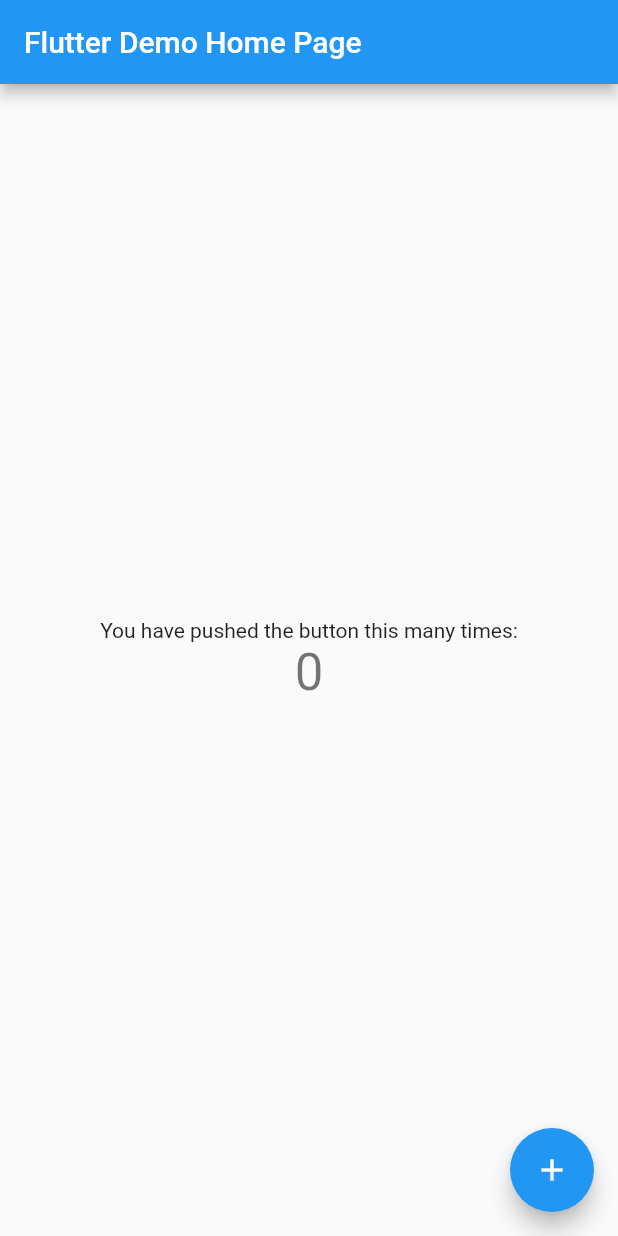
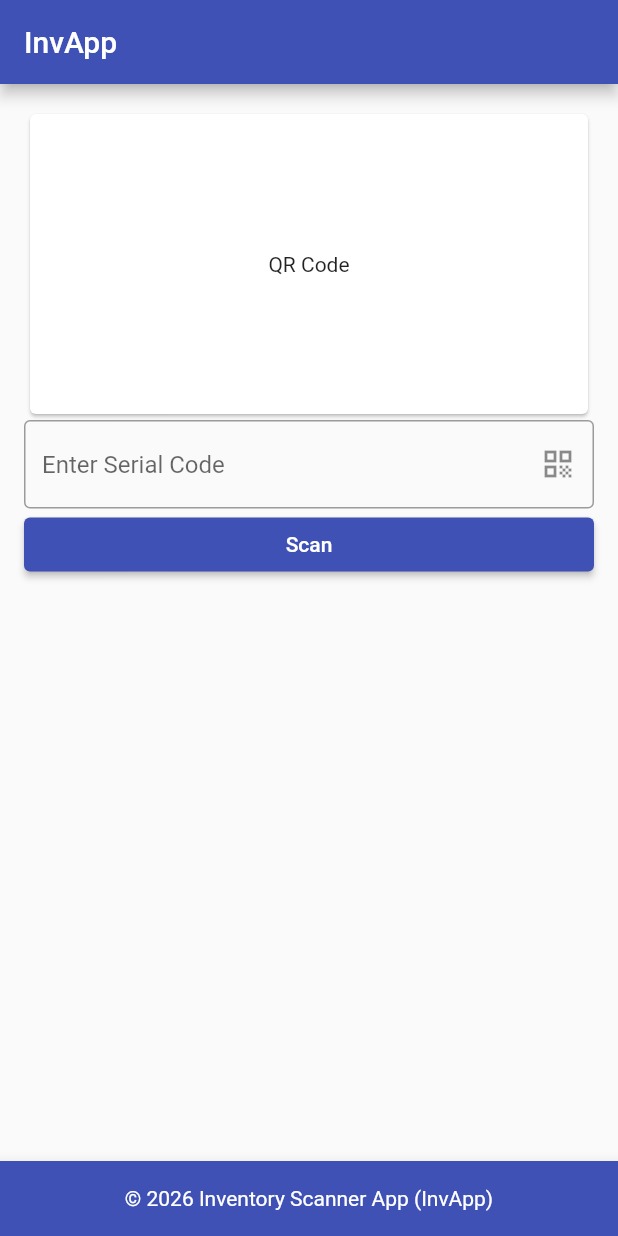
Before and after one commit to N3WJourney/ScannerApp, a Flutter app: the screen it shows after launch, on a phone screen of 412 x 824 dp. Run offline on Flutter 3.47's test engine with Material 2 defaults, Android fonts, the phone set to English and light mode, and no system bars.

Commit message:
scanner design lay out

```diff
--- a/scan_inv/lib/main.dart
+++ b/scan_inv/lib/main.dart
@@ -1,4 +1,5 @@
 import 'package:flutter/material.dart';
+import 'pages/home.dart';
 
 void main() {
   runApp(const MyApp());
@@ -11,7 +12,7 @@
   @override
   Widget build(BuildContext context) {
     return MaterialApp(
-      title: 'Flutter Demo',
+      title: 'Inventory Scanner',
       theme: ThemeData(
         // This is the theme of your application.
         //
@@ -22,94 +23,9 @@
         // or simply save your changes to "hot reload" in a Flutter IDE).
         // Notice that the counter didn't reset back to zero; the application
         // is not restarted.
-        primarySwatch: Colors.blue,
+        primarySwatch: Colors.indigo,
       ),
-      home: const MyHomePage(title: 'Flutter Demo Home Page'),
+      home: const MyHomePage(),
     );
   }
 }
-
-class MyHomePage extends StatefulWidget {
-  const MyHomePage({Key? key, required this.title}) : super(key: key);
-
-  // This widget is the home page of your application. It is stateful, meaning
-  // that it has a State object (defined below) that contains fields that affect
-  // how it looks.
-
-  // This class is the configuration for the state. It holds the values (in this
-  // case the title) provided by the parent (in this case the App widget) and
-  // used by the build method of the State. Fields in a Widget subclass are
-  // always marked "final".
-
-  final String title;
-
-  @override
-  State<MyHomePage> createState() => _MyHomePageState();
-}
-
-class _MyHomePageState extends State<MyHomePage> {
-  int _counter = 0;
-
-  void _incrementCounter() {
-    setState(() {
-      // This call to setState tells the Flutter framework that something has
-      // changed in this State, which causes it to rerun the build method below
-      // so that the display can reflect the updated values. If we changed
-      // _counter without calling setState(), then the build method would not be
-      // called again, and so nothing would appear to happen.
-      _counter++;
-    });
-  }
-
-  @override
-  Widget build(BuildContext context) {
-    // This method is rerun every time setState is called, for instance as done
-    // by the _incrementCounter method above.
-    //
-    // The Flutter framework has been optimized to make rerunning build methods
-    // fast, so that you can just rebuild anything that needs updating rather
-    // than having to individually change instances of widgets.
-    return Scaffold(
-      appBar: AppBar(
-        // Here we take the value from the MyHomePage object that was created by
-        // the App.build method, and use it to set our appbar title.
-        title: Text(widget.title),
-      ),
-      body: Center(
-        // Center is a layout widget. It takes a single child and positions it
-        // in the middle of the parent.
-        child: Column(
-          // Column is also a layout widget. It takes a list of children and
-          // arranges them vertically. By default, it sizes itself to fit its
-          // children horizontally, and tries to be as tall as its parent.
-          //
-          // Invoke "debug painting" (press "p" in the console, choose the
-          // "Toggle Debug Paint" action from the Flutter Inspector in Android
-          // Studio, or the "Toggle Debug Paint" command in Visual Studio Code)
-          // to see the wireframe for each widget.
-          //
-          // Column has various properties to control how it sizes itself and
-          // how it positions its children. Here we use mainAxisAlignment to
-          // center the children vertically; the main axis here is the vertical
-          // axis because Columns are vertical (the cross axis would be
-          // horizontal).
-          mainAxisAlignment: MainAxisAlignment.center,
-          children: <Widget>[
-            const Text(
-              'You have pushed the button this many times:',
-            ),
-            Text(
-              '$_counter',
-              style: Theme.of(context).textTheme.headline4,
-            ),
-          ],
-        ),
-      ),
-      floatingActionButton: FloatingActionButton(
-        onPressed: _incrementCounter,
-        tooltip: 'Increment',
-        child: const Icon(Icons.add),
-      ), // This trailing comma makes auto-formatting nicer for build methods.
-    );
-  }
-}
--- /dev/null
+++ b/scan_inv/lib/pages/home.dart
@@ -0,0 +1,37 @@
+import 'package:flutter/material.dart';
+import 'package:scan_inv/pages/widgets/scanner.dart';
+import 'package:scan_inv/pages/widgets/generatecode.dart';
+
+class MyHomePage extends StatelessWidget {
+  const MyHomePage({Key? key}) : super(key: key);
+
+  @override
+  Widget build(BuildContext context) {
+    return Scaffold(
+      appBar: AppBar(
+        title: const Text("InvApp"),
+      ),
+      body: SafeArea(
+        child: ListView(
+          padding: const EdgeInsets.all(16.0),
+          children: const [
+            MyGenerator(),
+            MyScanner(),
+          ],
+        ),
+      ),
+      bottomNavigationBar: BottomAppBar(
+        child: Container(
+          height: 50.0,
+          color: Colors.indigo,
+          child: const Center(
+            child: Text(
+              '© 2026 Inventory Scanner App (InvApp)',
+              style: TextStyle(color: Colors.white),
+            ),
+          ),
+        ),
+      ),
+    );
+  }
+}
--- /dev/null
+++ b/scan_inv/lib/pages/widgets/fileimport.dart
@@ -0,0 +1 @@
+//hold import file widget until I can figure out how to use it
--- /dev/null
+++ b/scan_inv/lib/pages/widgets/generatecode.dart
@@ -0,0 +1,47 @@
+import 'package:flutter/material.dart';
+
+class MyGenerator extends StatelessWidget {
+  const MyGenerator({Key? key}) : super(key: key);
+
+  @override
+  Widget build(BuildContext context) {
+    return Column(
+      crossAxisAlignment: CrossAxisAlignment.stretch,
+      children: const [
+        Card(
+          child: DisplayCode(cardName: "QR Code"),
+        ),
+        GenerateCode(),
+      ],
+    );
+  }
+}
+
+class DisplayCode extends StatelessWidget {
+  const DisplayCode({Key? key, required this.cardName}) : super(key: key);
+  final String cardName;
+
+  @override
+  Widget build(BuildContext context) {
+    return SizedBox(
+      width: 200,
+      height: 200,
+      child: Center(child: Text(cardName)),
+    );
+  }
+}
+
+class GenerateCode extends StatelessWidget {
+  const GenerateCode({Key? key}) : super(key: key);
+
+  @override
+  Widget build(BuildContext context) {
+    return const TextField(
+      decoration: InputDecoration(
+        border: OutlineInputBorder(),
+        hintText: 'Enter Serial Code',
+        suffixIcon: Icon(Icons.qr_code),
+      ),
+    );
+  }
+}
--- /dev/null
+++ b/scan_inv/lib/pages/widgets/scanner.dart
@@ -0,0 +1,19 @@
+import 'package:flutter/material.dart';
+
+class MyScanner extends StatelessWidget {
+  const MyScanner({Key? key}) : super(key: key);
+
+  @override
+  Widget build(BuildContext context) {
+    return Row(
+      children: [
+        Expanded(
+          child: ElevatedButton(
+            onPressed: () {},
+            child: const Text('Scan'),
+          ),
+        ),
+      ],
+    );
+  }
+}
```
Also changed, not shown: scan_inv/lib/pages/importlist.dart (added).
